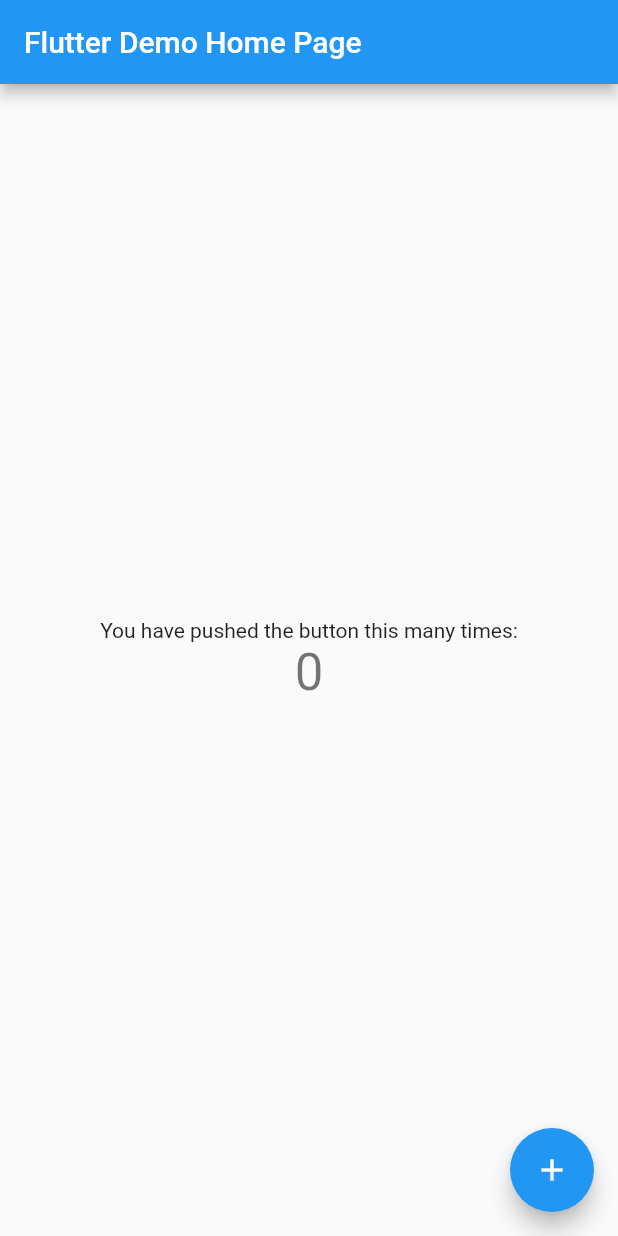
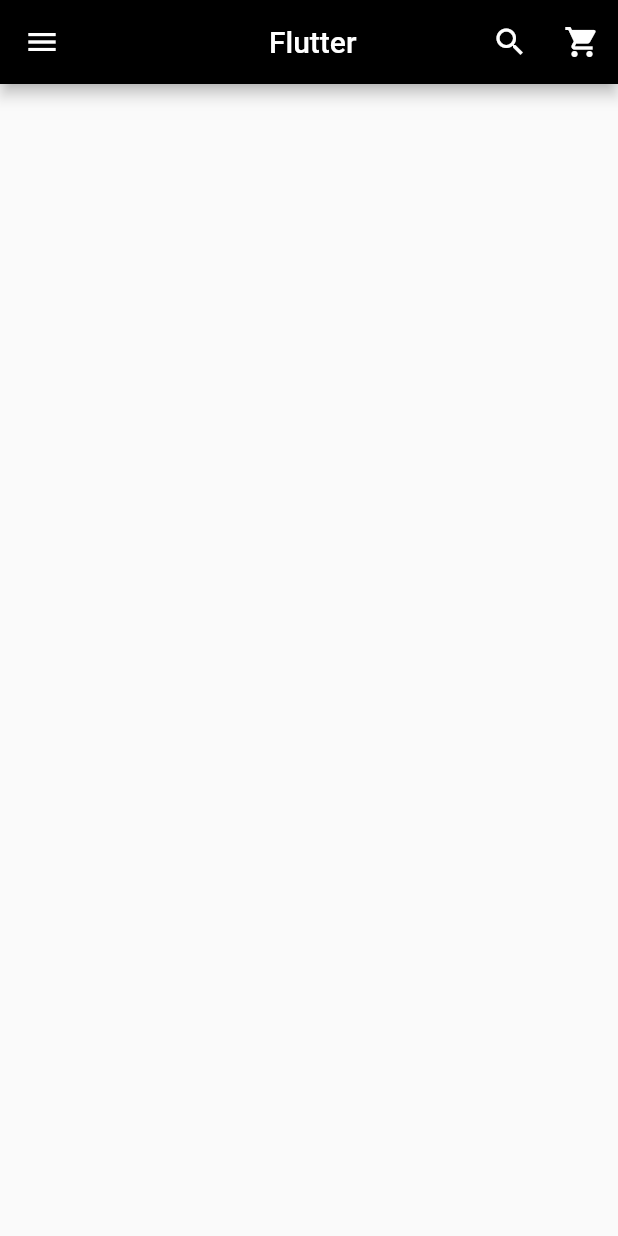
Before and after one commit to babirms/the_responsive_project, a Flutter app: the screen it shows after launch, on a phone screen of 412 x 824 dp. Run offline on Flutter 3.47's test engine with Material 2 defaults, Android fonts, the phone set to English and light mode, and no system bars; our stand-ins replace device_preview.

Commit message:
add: create HomePage page and MobileAppBar widget

```diff
--- a/lib/main.dart
+++ b/lib/main.dart
@@ -1,9 +1,11 @@
 import 'package:device_preview/device_preview.dart';
 import 'package:flutter/material.dart';
+import 'package:the_responsive_project/pages/home/home_page.dart';
 
 void main() {
   runApp(DevicePreview(
     builder: (_) => const MyApp(),
+    enabled: false,
   ));
 }
 
@@ -15,96 +17,11 @@
     return MaterialApp(
       title: 'Flutter Demo',
       theme: ThemeData(
-        primarySwatch: Colors.blue,
+        primarySwatch: Colors.pink,
       ),
       builder: DevicePreview.appBuilder,
       locale: DevicePreview.locale(context),
-      home: const MyHomePage(title: 'Flutter Demo Home Page'),
+      home: HomePage(),
     );
   }
 }
-
-class MyHomePage extends StatefulWidget {
-  const MyHomePage({Key? key, required this.title}) : super(key: key);
-
-  // This widget is the home page of your application. It is stateful, meaning
-  // that it has a State object (defined below) that contains fields that affect
-  // how it looks.
-
-  // This class is the configuration for the state. It holds the values (in this
-  // case the title) provided by the parent (in this case the App widget) and
-  // used by the build method of the State. Fields in a Widget subclass are
-  // always marked "final".
-
-  final String title;
-
-  @override
-  State<MyHomePage> createState() => _MyHomePageState();
-}
-
-class _MyHomePageState extends State<MyHomePage> {
-  int _counter = 0;
-
-  void _incrementCounter() {
-    setState(() {
-      // This call to setState tells the Flutter framework that something has
-      // changed in this State, which causes it to rerun the build method below
-      // so that the display can reflect the updated values. If we changed
-      // _counter without calling setState(), then the build method would not be
-      // called again, and so nothing would appear to happen.
-      _counter++;
-    });
-  }
-
-  @override
-  Widget build(BuildContext context) {
-    // This method is rerun every time setState is called, for instance as done
-    // by the _incrementCounter method above.
-    //
-    // The Flutter framework has been optimized to make rerunning build methods
-    // fast, so that you can just rebuild anything that needs updating rather
-    // than having to individually change instances of widgets.
-    return Scaffold(
-      appBar: AppBar(
-        // Here we take the value from the MyHomePage object that was created by
-        // the App.build method, and use it to set our appbar title.
-        title: Text(widget.title),
-      ),
-      body: Center(
-        // Center is a layout widget. It takes a single child and positions it
-        // in the middle of the parent.
-        child: Column(
-          // Column is also a layout widget. It takes a list of children and
-          // arranges them vertically. By default, it sizes itself to fit its
-          // children horizontally, and tries to be as tall as its parent.
-          //
-          // Invoke "debug painting" (press "p" in the console, choose the
-          // "Toggle Debug Paint" action from the Flutter Inspector in Android
-          // Studio, or the "Toggle Debug Paint" command in Visual Studio Code)
-          // to see the wireframe for each widget.
-          //
-          // Column has various properties to control how it sizes itself and
-          // how it positions its children. Here we use mainAxisAlignment to
-          // center the children vertically; the main axis here is the vertical
-          // axis because Columns are vertical (the cross axis would be
-          // horizontal).
-          mainAxisAlignment: MainAxisAlignment.center,
-          children: <Widget>[
-            const Text(
-              'You have pushed the button this many times:',
-            ),
-            Text(
-              '$_counter',
-              style: Theme.of(context).textTheme.headline4,
-            ),
-          ],
-        ),
-      ),
-      floatingActionButton: FloatingActionButton(
-        onPressed: _incrementCounter,
-        tooltip: 'Increment',
-        child: const Icon(Icons.add),
-      ), // This trailing comma makes auto-formatting nicer for build methods.
-    );
-  }
-}
--- /dev/null
+++ b/lib/pages/home/home_page.dart
@@ -0,0 +1,21 @@
+import 'package:flutter/cupertino.dart';
+import 'package:flutter/material.dart';
+import 'package:the_responsive_project/pages/home/widgets/app_bar/mobile_app_bar.dart';
+
+class HomePage extends StatelessWidget {
+  @override
+  Widget build(BuildContext context) {
+    return LayoutBuilder(
+      builder: ((context, constraints) {
+        return Scaffold(
+          appBar: constraints.maxWidth < 800
+              ? PreferredSize(
+                  child: MobileAppBar(),
+                  preferredSize: Size(double.infinity, 56))
+              : AppBar(),
+          drawer: Drawer(),
+        );
+      }),
+    );
+  }
+}
--- /dev/null
+++ b/lib/pages/home/widgets/app_bar/mobile_app_bar.dart
@@ -0,0 +1,15 @@
+import 'package:flutter/material.dart';
+
+class MobileAppBar extends StatelessWidget {
+  @override
+  Widget build(BuildContext context) {
+    return AppBar(
+        backgroundColor: Colors.black,
+        title: const Text(' Flutter'),
+        centerTitle: true,
+        actions: [
+          IconButton(onPressed: () {}, icon: const Icon(Icons.search)),
+          IconButton(onPressed: () {}, icon: const Icon(Icons.shopping_cart)),
+        ]);
+  }
+}
```
